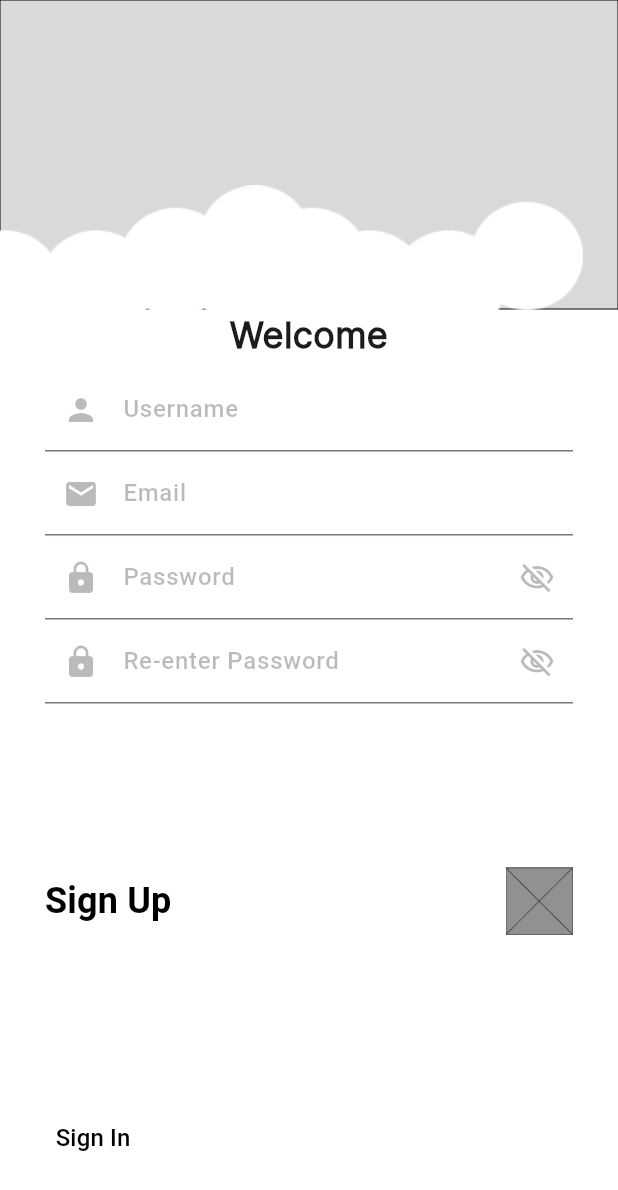
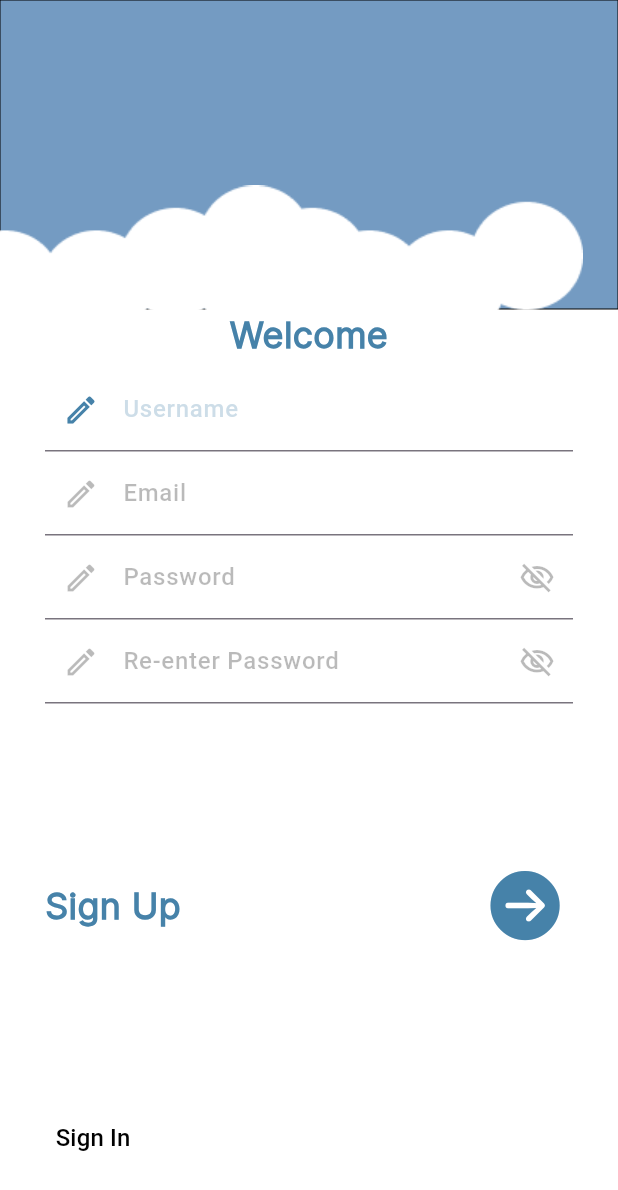
Before and after one commit to 3D-Angle/aplikasi, a Flutter app: the screen it shows after launch, after a tap on "Sign Up", on a phone screen of 412 x 824 dp. Shown: the top 1190 px of the screen. Run offline on Flutter 3.47's test engine with Material 3 defaults, Android fonts, the phone set to English and light mode, and no system bars; our stand-ins replace flutter_otp_text_field.

Commit message:
Login register page - partial - change wireframe to UI

```diff
--- a/lib/pages/login_page.dart
+++ b/lib/pages/login_page.dart
@@ -1,5 +1,6 @@
 import 'package:app_3d_angle/pages/otp_page.dart';
 import 'package:app_3d_angle/pages/register_page.dart';
+import 'package:flutter/cupertino.dart';
 import 'package:flutter/material.dart';
 
 class LoginPage extends StatefulWidget {
@@ -25,7 +26,7 @@ class _LoginPageState extends State<LoginPage> {
               height: height(context) * 0.35,
               width: width(context),
               decoration: BoxDecoration(
-              color: const Color(0xFFD9D9D9), border: Border.all(width: 0)),
+                  color: const Color(0xFF749BC2), border: Border.all(width: 0)),
             ),
             Positioned(
               top: height(context) * 0.25,
@@ -34,13 +35,16 @@ class _LoginPageState extends State<LoginPage> {
             ),
             Container(
               margin: EdgeInsets.only(top: height(context) * 0.4),
-          padding: const  EdgeInsets.only(left: 30, right: 30),
+              padding: const EdgeInsets.only(left: 30, right: 30),
               child: ListView(
                 padding: EdgeInsets.zero,
                 children: [
                   const Text(
-                "Welcome",
-                style: TextStyle(fontSize: 24, fontWeight: FontWeight.bold),
+                    "Welcome Back",
+                    style: TextStyle(
+                        fontSize: 24,
+                        fontWeight: FontWeight.bold,
+                        color: Color(0xff4682A9)),
                     textAlign: TextAlign.center,
                   ),
                   const SizedBox(
@@ -49,13 +53,12 @@ class _LoginPageState extends State<LoginPage> {
                   const TextField(
                     decoration: InputDecoration(
                       prefixIcon:
-                      Icon(Icons.person, color: Color.fromRGBO(0, 0, 0, 0.27)),
+                          Icon(Icons.create_outlined, color: Color(0xff4682A9)),
                       focusedBorder: UnderlineInputBorder(
-                      borderSide:
-                          BorderSide(color: Color.fromRGBO(0, 0, 0, 0.27))),
-                  labelText: "Username",
+                          borderSide: BorderSide(color: Color(0xff4682A9))),
+                      labelText: "Username or Email",
                       labelStyle: TextStyle(
-                      color: Color.fromRGBO(0, 0, 0, 0.27),
+                          color: Color.fromRGBO(70, 130, 169, 0.27),
                           fontWeight: FontWeight.w500,
                           fontSize: 16),
                     ),
@@ -66,8 +69,8 @@ class _LoginPageState extends State<LoginPage> {
                   TextField(
                     obscureText: passwordSee,
                     decoration: InputDecoration(
-                  prefixIcon: const Icon(Icons.lock,
-                      color: Color.fromRGBO(0, 0, 0, 0.27)),
+                      prefixIcon: const Icon(Icons.create_outlined,
+                          color: Color(0xff4682A9)),
                       suffixIcon: GestureDetector(
                         onTap: () {
                           passwordSee = !passwordSee;
@@ -77,15 +80,14 @@ class _LoginPageState extends State<LoginPage> {
                           passwordSee
                               ? Icons.visibility_off_outlined
                               : Icons.visibility_outlined,
-                      color: const Color.fromRGBO(0, 0, 0, 0.27),
+                          color: const Color(0xff4682A9),
                         ),
                       ),
                       focusedBorder: const UnderlineInputBorder(
-                      borderSide:
-                          BorderSide(color: Color.fromRGBO(0, 0, 0, 0.27))),
+                          borderSide: BorderSide(color: Color(0xff4682A9))),
                       labelText: "Password",
                       labelStyle: const TextStyle(
-                      color: Color.fromRGBO(0, 0, 0, 0.27),
+                          color: Color.fromRGBO(70, 130, 169, 0.27),
                           fontWeight: FontWeight.w500,
                           fontSize: 16),
                     ),
@@ -103,27 +105,47 @@ class _LoginPageState extends State<LoginPage> {
                   Row(
                     mainAxisAlignment: MainAxisAlignment.spaceBetween,
                     children: [
+                      const Text("Sign In",
+                          style: TextStyle(
+                              fontSize: 24,
+                              fontWeight: FontWeight.bold,
+                              color: Color(0xff4682A9))),
                       TextButton(
                         onPressed: () {
                           Navigator.push(context,
                               MaterialPageRoute(builder: (context) {
                             return const OTPPage();
-                        })
-                      );
+                          }));
                         },
                         style: TextButton.styleFrom(
-                        foregroundColor: const Color.fromRGBO(0, 0, 0, 0.27),
-                        padding: EdgeInsets.zero),
-                    child: const Text("Sign In",
-                        style: TextStyle(
-                            color: Colors.black,
-                            fontSize: 24,
-                            fontWeight: FontWeight.bold)),
-                  ),
-                  const Image(
-                    image: AssetImage("assets/images/logo.png"),
-                    width: 45,
+                            textStyle: const TextStyle(fontSize: 24),
+                            padding: EdgeInsets.zero,
+                            foregroundColor: Color(0xff4682A9)),
+                        child: const Icon(CupertinoIcons.arrow_right_circle_fill,
+                            size: 54),
                       )
+
+                      // TextButton(
+                      //   onPressed: () {
+                      //     Navigator.push(context,
+                      //         MaterialPageRoute(builder: (context) {
+                      //         return const OTPPage();
+                      //       })
+                      //     );
+                      //   },
+                      //   style: TextButton.styleFrom(
+                      //       foregroundColor: const Color.fromRGBO(0, 0, 0, 0.27),
+                      //       padding: EdgeInsets.zero),
+                      //   child: const Text("Sign In",
+                      //       style: TextStyle(
+                      //           color: Colors.black,
+                      //           fontSize: 24,
+                      //           fontWeight: FontWeight.bold)),
+                      // ),
+                      // const Image(
+                      //   image: AssetImage("assets/images/logo.png"),
+                      //   width: 45,
+                      // )
                       // ElevatedButton(onPressed: (){}, child: Text("Sign In"), style: ElevatedButton.styleFrom(
                       //   backgroundColor: Colors.transparent,
                       // ),)
@@ -140,22 +162,24 @@ class _LoginPageState extends State<LoginPage> {
                           }));
                         },
                         style: TextButton.styleFrom(
-                        foregroundColor: const Color.fromRGBO(0, 0, 0, 0.27),
+                            foregroundColor:
+                                const Color.fromRGBO(0, 0, 0, 0.27),
                             padding: EdgeInsets.zero),
                         child: const Text("Sign Up",
                             style: TextStyle(
-                            color: Colors.black,
+                                color: Color(0xff4682A9),
                                 fontSize: 16,
                                 fontWeight: FontWeight.w500)),
                       ),
                       TextButton(
                         onPressed: () {},
                         style: TextButton.styleFrom(
-                        foregroundColor: const Color.fromRGBO(0, 0, 0, 0.27),
+                            foregroundColor:
+                                const Color.fromRGBO(0, 0, 0, 0.27),
                             padding: EdgeInsets.zero),
                         child: const Text("Forgot Password",
                             style: TextStyle(
-                            color: Colors.black,
+                                color: Color(0xff4682A9),
                                 fontSize: 16,
                                 fontWeight: FontWeight.w500),
                             textAlign: TextAlign.right),
--- a/lib/pages/register_page.dart
+++ b/lib/pages/register_page.dart
@@ -1,5 +1,6 @@
 import 'package:app_3d_angle/pages/login_page.dart';
 import 'package:app_3d_angle/pages/otp_page.dart';
+import 'package:flutter/cupertino.dart';
 import 'package:flutter/material.dart';
 
 class RegisterPage extends StatefulWidget {
@@ -25,7 +26,7 @@ class _RegisterPageState extends State<RegisterPage> {
               height: height(context) * 0.25,
               width: width(context),
               decoration: BoxDecoration(
-                  color: const Color(0xFFD9D9D9), border: Border.all(width: 0)),
+                  color: const Color(0xFF749BC2), border: Border.all(width: 0)),
             ),
             Positioned(
               top: height(context) * 0.15,
@@ -40,7 +41,7 @@ class _RegisterPageState extends State<RegisterPage> {
                 children: [
                   const Text(
                     "Welcome",
-                    style: TextStyle(fontSize: 24, fontWeight: FontWeight.bold),
+                    style: TextStyle(fontSize: 24, fontWeight: FontWeight.bold, color: Color(0xff4682A9)),
                     textAlign: TextAlign.center,
                   ),
                   const SizedBox(
@@ -48,21 +49,21 @@ class _RegisterPageState extends State<RegisterPage> {
                   ),
                   const TextField(
                     decoration: InputDecoration(
-                      prefixIcon: Icon(Icons.person,
-                          color: Color.fromRGBO(0, 0, 0, 0.27)),
+                      prefixIcon: Icon(Icons.create_outlined,
+                          color: Color(0xff4682A9)),
                       focusedBorder: UnderlineInputBorder(
                           borderSide:
-                              BorderSide(color: Color.fromRGBO(0, 0, 0, 0.27))),
+                              BorderSide(color: Color(0xff4682A9))),
                       labelText: "Username",
                       labelStyle: TextStyle(
-                          color: Color.fromRGBO(0, 0, 0, 0.27),
+                          color: Color.fromRGBO(70, 130, 169, 0.27),
                           fontWeight: FontWeight.w500,
                           fontSize: 16),
                     ),
                   ),
                   const TextField(
                     decoration: InputDecoration(
-                      prefixIcon: Icon(Icons.email,
+                      prefixIcon: Icon(Icons.create_outlined,
                           color: Color.fromRGBO(0, 0, 0, 0.27)),
                       focusedBorder: UnderlineInputBorder(
                           borderSide:
@@ -77,7 +78,7 @@ class _RegisterPageState extends State<RegisterPage> {
                   TextField(
                     obscureText: passwordSee,
                     decoration: InputDecoration(
-                      prefixIcon: const Icon(Icons.lock,
+                      prefixIcon: const Icon(Icons.create_outlined,
                           color: Color.fromRGBO(0, 0, 0, 0.27)),
                       suffixIcon: GestureDetector(
                         onTap: () {
@@ -104,7 +105,7 @@ class _RegisterPageState extends State<RegisterPage> {
                   TextField(
                     obscureText: passwordSee,
                     decoration: InputDecoration(
-                      prefixIcon: const Icon(Icons.lock,
+                      prefixIcon: const Icon(Icons.create_outlined,
                           color: Color.fromRGBO(0, 0, 0, 0.27)),
                       suffixIcon: GestureDetector(
                         onTap: () {
@@ -141,6 +142,11 @@ class _RegisterPageState extends State<RegisterPage> {
                   Row(
                     mainAxisAlignment: MainAxisAlignment.spaceBetween,
                     children: [
+                      const Text("Sign Up",
+                          style: TextStyle(
+                              fontSize: 24,
+                              fontWeight: FontWeight.bold,
+                              color: Color(0xff4682A9))),
                       TextButton(
                         onPressed: () {
                               Navigator.push(context,
@@ -150,18 +156,33 @@ class _RegisterPageState extends State<RegisterPage> {
                           );
                         },
                         style: TextButton.styleFrom(
-                            foregroundColor: const Color.fromRGBO(0, 0, 0, 0.27),
-                            padding: EdgeInsets.zero),
-                        child: const Text("Sign Up",
-                            style: TextStyle(
-                                color: Colors.black,
-                                fontSize: 24,
-                                fontWeight: FontWeight.bold)),
-                      ),
-                      const Image(
-                        image: AssetImage("assets/images/logo.png"),
-                        width: 45,
+                            textStyle: const TextStyle(fontSize: 24),
+                            padding: EdgeInsets.zero,
+                            foregroundColor: Color(0xff4682A9)),
+                        child: Icon(CupertinoIcons.arrow_right_circle_fill,
+                            size: 54),
                       )
+                      // TextButton(
+                      //   onPressed: () {
+                      //         Navigator.push(context,
+                      //         MaterialPageRoute(builder: (context) {
+                      //         return const OTPPage();
+                      //       })
+                      //     );
+                      //   },
+                      //   style: TextButton.styleFrom(
+                      //       foregroundColor: const Color.fromRGBO(0, 0, 0, 0.27),
+                      //       padding: EdgeInsets.zero),
+                      //   child: const Text("Sign Up",
+                      //       style: TextStyle(
+                      //           color: Colors.black,
+                      //           fontSize: 24,
+                      //           fontWeight: FontWeight.bold)),
+                      // ),
+                      // const Image(
+                      //   image: AssetImage("assets/images/logo.png"),
+                      //   width: 45,
+                      // )
                       // ElevatedButton(onPressed: (){}, child: Text("Sign In"), style: ElevatedButton.styleFrom(
                       //   backgroundColor: Colors.transparent,
                       // ),)
```
Lines whose indentation alone changed are shown as unchanged.
